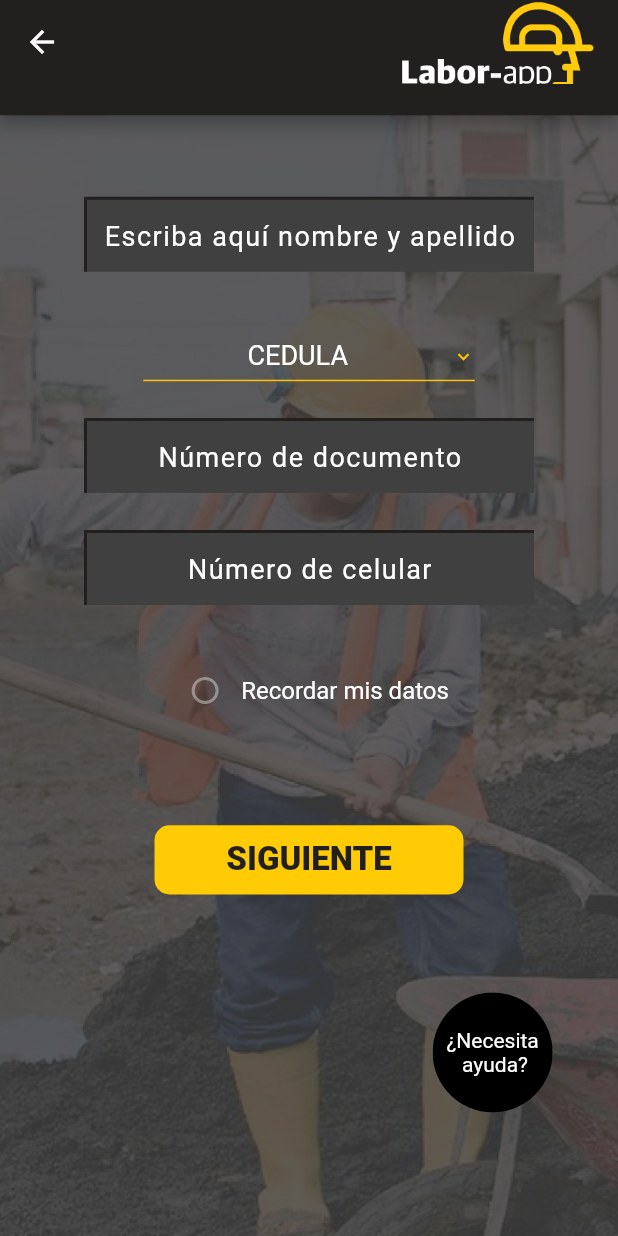
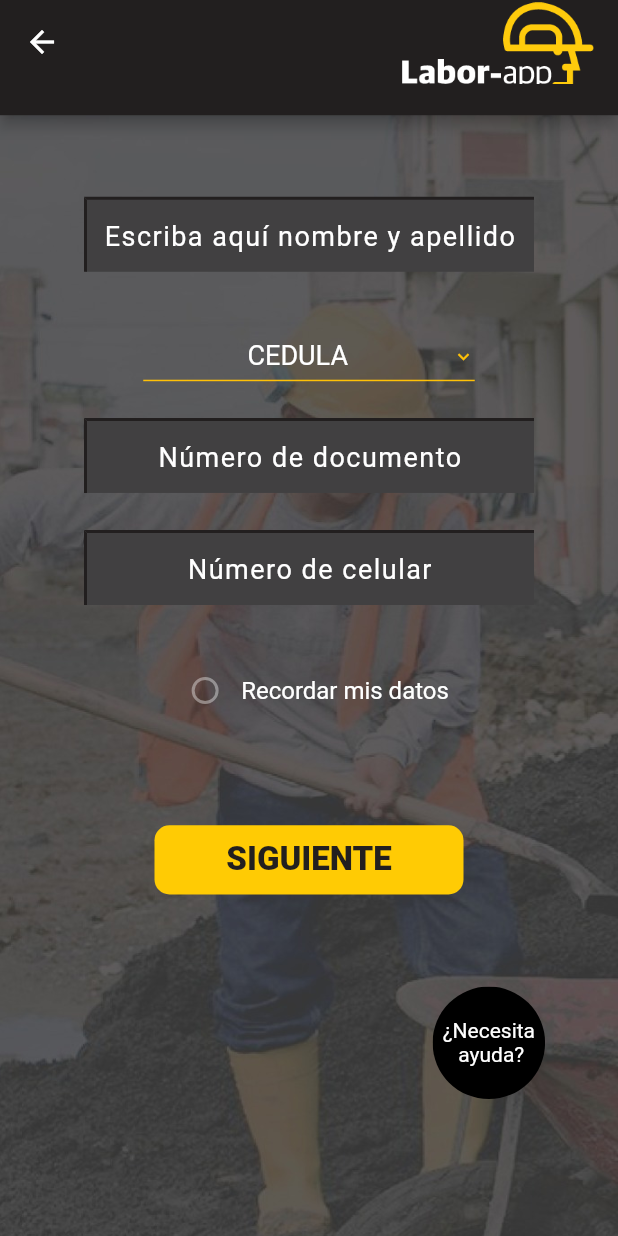
Before and after one commit to jsensunchop/Laborapp2, a Flutter app: the signUpScreen screen opened directly, on a phone screen of 412 x 824 dp. Run offline on Flutter 3.47's test engine with Material 2 defaults, Android fonts, the phone set to English and light mode, and no system bars; drawn by our look-alikes of auto_size_text; our stand-ins replace carousel_slider, firebase_storage, flutter_rating_bar, flutter_screenutil, fluttertoast, image_cropper and 1 more; accounts and stored records are empty.

```diff
--- a/LaborappTrabajador-master/lib/SignUp/signUpPassword.dart
+++ b/LaborappTrabajador-master/lib/SignUp/signUpPassword.dart
@@ -98,7 +98,8 @@ _signUp(BuildContext contextT) {
     pss = pss + _pin[i];
     SingletonWorker().pss = pss;
   }
-  Navigator.pushNamed(context, RoutesNames.TermsScreen);
+  Navigator.push(
+      context, MaterialPageRoute(builder: (context) => TermsScreen()));
 }
 
 @override
--- a/LaborappTrabajador-master/lib/SignUp/signUpScreen.dart
+++ b/LaborappTrabajador-master/lib/SignUp/signUpScreen.dart
@@ -207,7 +207,7 @@ class _signUpScreenState extends State<signUpScreen> {
                 SizedBox(height: getHeightWithoutSafeAreaAppBar(context) * 0.08),
                 nextButton,
                 SizedBox(
-                  height: getHeightWithoutSafeArea(context) * 0.085,
+                  height: getHeightWithoutSafeArea(context) * 0.080,
                 ),
 
                 Row (
@@ -218,7 +218,7 @@ class _signUpScreenState extends State<signUpScreen> {
                     Row (
                       children: <Widget>[
                         SizedBox.fromSize(
-                          size: Size(80, 80), // button width and height
+                          size: Size(75, 75), // button width and height
                           child: ClipOval(
                             child: Material(
                               color: Colors.black, // button color
```
